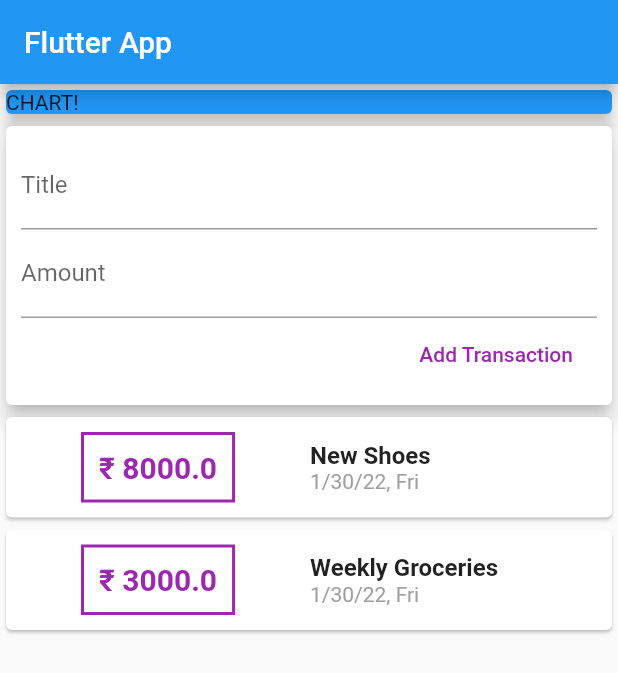
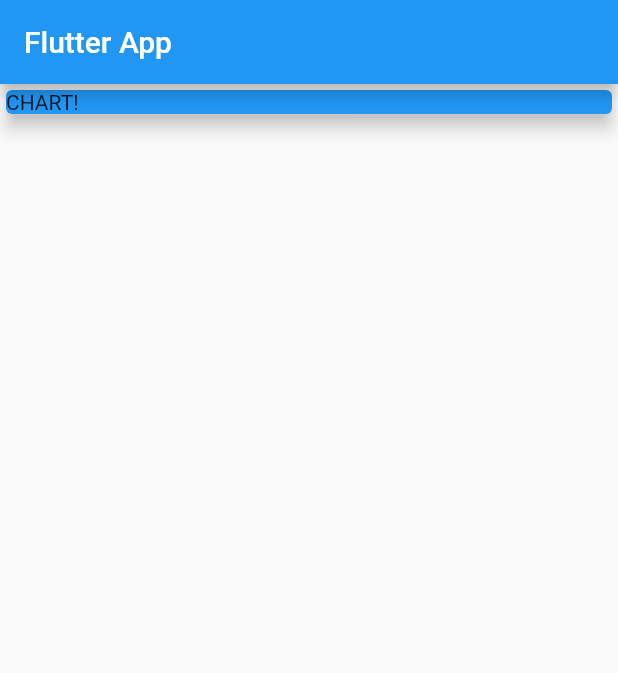
Before and after one commit to kartikeypathak/Personal-Expenses-App, a Flutter app: the screen it shows after launch, on a phone screen of 412 x 824 dp. Shown: the top 673 px of the screen. Run offline on Flutter 3.47's test engine with Material 2 defaults, Android fonts, the phone set to English and light mode, and no system bars.

Commit message:
Splitted codes into different folders and slight changes is made

```diff
--- a/lib/main.dart
+++ b/lib/main.dart
@@ -1,6 +1,4 @@
 import 'package:flutter/material.dart';
-import './transaction.dart';
-import 'package:intl/intl.dart';
 
 void main() => runApp(MyApp());
 
@@ -15,20 +13,11 @@ class MyApp extends StatelessWidget {
 }
 
 class MyHomePage extends StatelessWidget {
-  final List<Transaction> transactions = [
-    Transaction(
-      id: 't1',
-      title: 'New Shoes',
-      amount: 8000,
-      date: DateTime.now(),
-    ),
-    Transaction(
-      id: 't2',
-      title: 'Weekly Groceries',
-      amount: 3000,
-      date: DateTime.now(),
-    ),
-  ];
+  // String titleInput;
+  // String amountInput;
+
+  final titleController = TextEditingController();
+  final amountController = TextEditingController();
 
   @override
   Widget build(BuildContext context) {
@@ -48,78 +37,7 @@ class MyHomePage extends StatelessWidget {
               elevation: 5,
             ),
           ),
-          Card(
-            elevation: 5,
-            child: Container(
-              padding: EdgeInsets.all(10),
-              child: Column(
-                crossAxisAlignment: CrossAxisAlignment.end,
-                children: <Widget>[
-                  TextField(
-                    decoration: InputDecoration(labelText: 'Title'),
-                  ),
-                  TextField(
-                    decoration: InputDecoration(labelText: 'Amount'),
-                  ),
-                  FlatButton(
-                    child: Text('Add Transaction'),
-                    textColor: Colors.purple,
-                    onPressed: () {},
-                  )
-                ],
-              ),
-            ),
-          ),
-          Column(
-            children: transactions.map((tx) {
-              return Card(
-                child: Row(
-                  children: <Widget>[
-                    Container(
-                      margin: EdgeInsets.symmetric(
-                        vertical: 10,
-                        horizontal: 50,
-                      ),
-                      decoration: BoxDecoration(
-                        border: Border.all(
-                          color: Colors.purple,
-                          width: 2,
-                        ),
-                      ),
-                      padding: EdgeInsets.all(10),
-                      child: Text(
-                        '₹ ' + tx.amount.toString(), //rupee sign
-                        // '\$${tx.amount}', this is called string interpolation
-                        style: TextStyle(
-                          fontWeight: FontWeight.bold,
-                          fontSize: 20,
-                          color: Colors.purple,
-                        ),
-                      ),
-                    ),
-                    Column(
-                      crossAxisAlignment: CrossAxisAlignment.start,
-                      children: <Widget>[
-                        Text(
-                          tx.title,
-                          style: TextStyle(
-                            fontSize: 16,
-                            fontWeight: FontWeight.bold,
-                          ),
-                        ),
-                        Text(
-                          DateFormat('d/m/yy, EEE').format(tx.date),
-                          style: TextStyle(
-                            color: Colors.grey,
-                          ),
-                        ),
-                      ],
-                    )
-                  ],
-                ),
-              );
-            }).toList(),
-          ),
+
         ],
       ),
     );
```
Also changed, not shown: lib/widgets/new_transaction.dart (added, +40 -0 lines), lib/widgets/transaction_list.dart (added, +59 -0 lines), lib/widgets/user_transactions.dart (added, +36 -0 lines), lib/models/transaction.dart (renamed from lib/transaction.dart).
